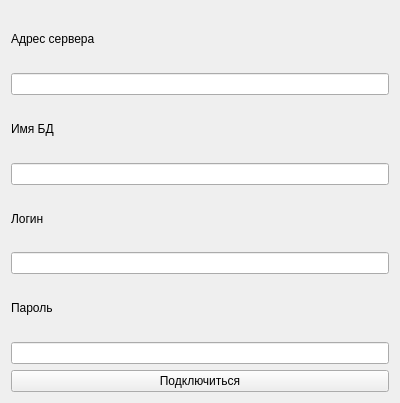
Above: src/ConnectionDialog.ui from teackot/veggieapp before the change. Below: the same form after it.
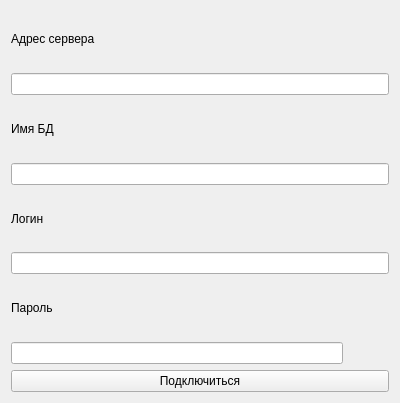
That is the form after the change. Icons and pictures are not drawn.

Commit message: Add a reveal password button; various UI tweaks

```diff
--- a/src/ConnectionDialog.ui
+++ b/src/ConnectionDialog.ui
@@ -54,11 +54,40 @@
       </widget>
      </item>
      <item>
+      <layout class="QHBoxLayout" name="horizontalLayout">
+       <item>
       <widget class="QLineEdit" name="passwordInput">
        <property name="text">
         <string/>
        </property>
-      </widget>
+         <property name="echoMode">
+          <enum>QLineEdit::Password</enum>
+         </property>
+        </widget>
+       </item>
+       <item>
+        <widget class="QPushButton" name="revealButton">
+         <property name="toolTip">
+          <string>Показать пароль</string>
+         </property>
+         <property name="text">
+          <string/>
+         </property>
+         <property name="icon">
+          <iconset theme="view-reveal-symbolic"/>
+         </property>
+         <property name="checkable">
+          <bool>true</bool>
+         </property>
+         <property name="checked">
+          <bool>false</bool>
+         </property>
+         <property name="flat">
+          <bool>true</bool>
+         </property>
+        </widget>
+       </item>
+      </layout>
      </item>
      <item>
       <widget class="QPushButton" name="connectButton">
```
Left out of the diff: 3 changed lines with no effect on the pictures. Lines whose indentation alone changed are shown as unchanged. The commit also changes 4 other files.
